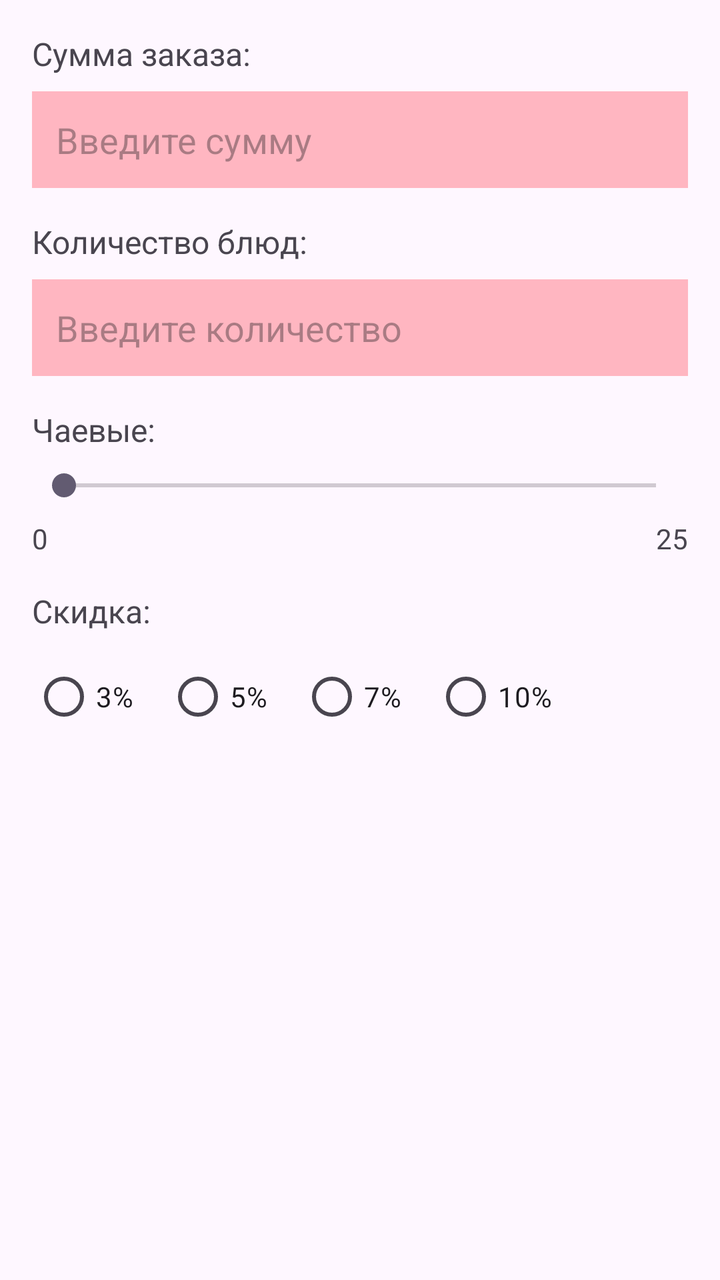
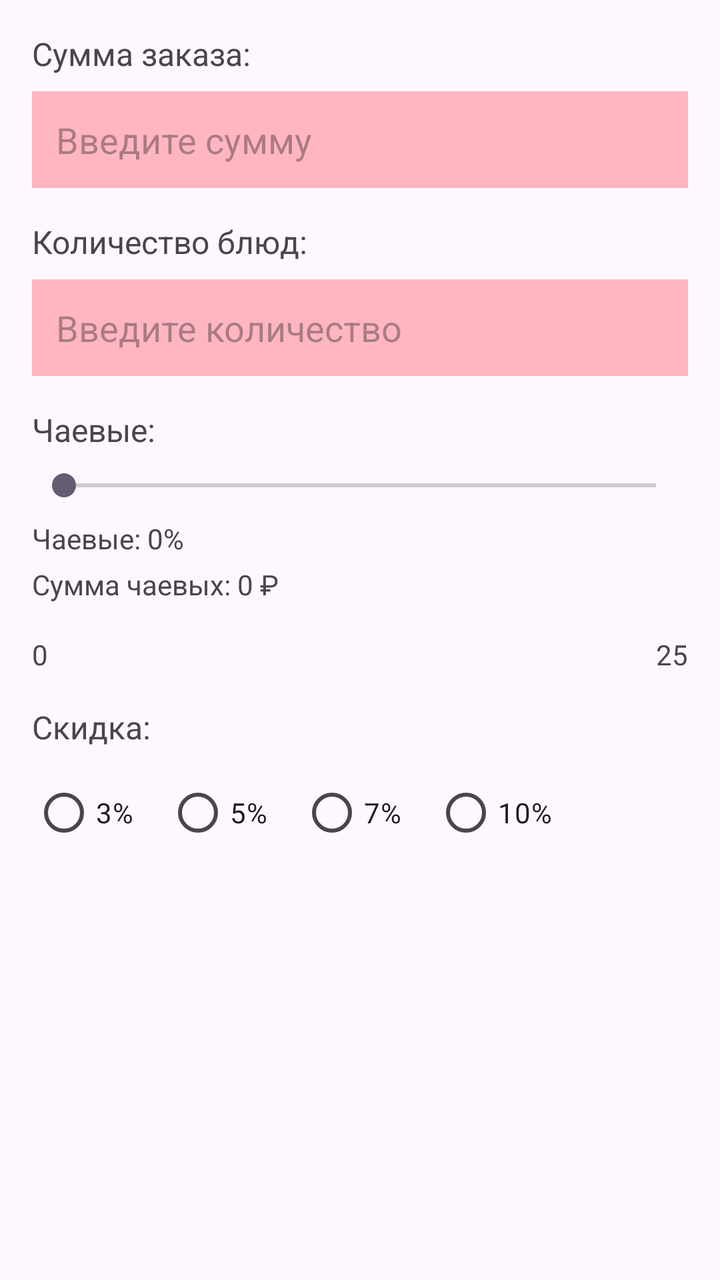

Before-and-after screenshots of an Android layout around one commit, followed by the original layout XML and the change that was made.
<!-- AndroidManifest.xml: application theme Theme.OrderCalculator -->
<!-- res/layout/activity_main.xml -->
<?xml version="1.0" encoding="utf-8"?>
<ScrollView xmlns:android="http://schemas.android.com/apk/res/android"
    android:layout_width="match_parent"
    android:layout_height="match_parent"
    android:padding="16dp">

    <LinearLayout
        android:layout_width="match_parent"
        android:layout_height="wrap_content"
        android:orientation="vertical">

        <TextView
            android:layout_width="wrap_content"
            android:layout_height="wrap_content"
            android:text="Сумма заказа:"
            android:textSize="16sp"
            android:layout_marginBottom="8dp"/>

        <EditText
            android:id="@+id/etOrderSum"
            android:layout_width="match_parent"
            android:layout_height="wrap_content"
            android:inputType="numberDecimal"
            android:hint="Введите сумму"
            android:background="#FFB6C1"
            android:padding="12dp"
            android:layout_marginBottom="16dp"/>

        <TextView
            android:layout_width="wrap_content"
            android:layout_height="wrap_content"
            android:text="Количество блюд:"
            android:textSize="16sp"
            android:layout_marginBottom="8dp"/>

        <EditText
            android:id="@+id/etDishesCount"
            android:layout_width="match_parent"
            android:layout_height="wrap_content"
            android:inputType="number"
            android:hint="Введите количество"
            android:background="#FFB6C1"
            android:padding="12dp"
            android:layout_marginBottom="16dp"/>
        <TextView
            android:layout_width="wrap_content"
            android:layout_height="wrap_content"
            android:text="Чаевые:"
            android:textSize="16sp"
            android:layout_marginBottom="8dp"/>

        <SeekBar
            android:id="@+id/seekBarTip"
            android:layout_width="match_parent"
            android:layout_height="wrap_content"
            android:max="25"
            android:progress="0"
            android:layout_marginBottom="8dp"/>

        <LinearLayout
            android:layout_width="match_parent"
            android:layout_height="wrap_content"
            android:orientation="horizontal"
            android:layout_marginBottom="16dp">

            <TextView
                android:id="@+id/tvTipMin"
                android:layout_width="wrap_content"
                android:layout_height="wrap_content"
                android:text="0"
                android:textSize="14sp"/>

            <View
                android:layout_width="0dp"
                android:layout_height="0dp"
                android:layout_weight="1"/>

            <TextView
                android:id="@+id/tvTipMax"
                android:layout_width="wrap_content"
                android:layout_height="wrap_content"
                android:text="25"
                android:textSize="14sp"/>
        </LinearLayout>

        <TextView
            android:layout_width="wrap_content"
            android:layout_height="wrap_content"
            android:text="Скидка:"
            android:textSize="16sp"
            android:layout_marginBottom="8dp"/>

        <RadioGroup
            android:id="@+id/rgDiscount"
            android:layout_width="match_parent"
            android:layout_height="wrap_content"
            android:orientation="horizontal">

            <RadioButton
                android:id="@+id/rbDiscount3"
                android:layout_width="wrap_content"
                android:layout_height="wrap_content"
                android:text="3%"
                android:layout_marginEnd="16dp"/>

            <RadioButton
                android:id="@+id/rbDiscount5"
                android:layout_width="wrap_content"
                android:layout_height="wrap_content"
                android:text="5%"
                android:layout_marginEnd="16dp"/>

            <RadioButton
                android:id="@+id/rbDiscount7"
                android:layout_width="wrap_content"
                android:layout_height="wrap_content"
                android:text="7%"
                android:layout_marginEnd="16dp"/>

            <RadioButton
                android:id="@+id/rbDiscount10"
                android:layout_width="wrap_content"
                android:layout_height="wrap_content"
                android:text="10%"/>

        </RadioGroup>

    </LinearLayout>

</ScrollView>
<!-- resources referenced by this layout -->
<resources>
  <style name="Theme.OrderCalculator" parent="Base.Theme.OrderCalculator" />
  <style name="Base.Theme.OrderCalculator" parent="Theme.Material3.DayNight.NoActionBar">
          
          
      </style>
</resources>

<!-- the commit's change to res/layout/activity_main.xml (unified diff, before → after) -->
@@ -56,6 +56,22 @@
             android:max="25"
             android:progress="0"
             android:layout_marginBottom="8dp"/>
+
+        <TextView
+            android:id="@+id/tvTipPercent"
+            android:layout_width="wrap_content"
+            android:layout_height="wrap_content"
+            android:text="Чаевые: 0%"
+            android:textSize="14sp"
+            android:layout_marginBottom="4dp"/>
+
+        <TextView
+            android:id="@+id/tvTipAmount"
+            android:layout_width="wrap_content"
+            android:layout_height="wrap_content"
+            android:text="Сумма чаевых: 0 ₽"
+            android:textSize="14sp"
+            android:layout_marginBottom="16dp"/>
 
         <LinearLayout
             android:layout_width="match_parent"
